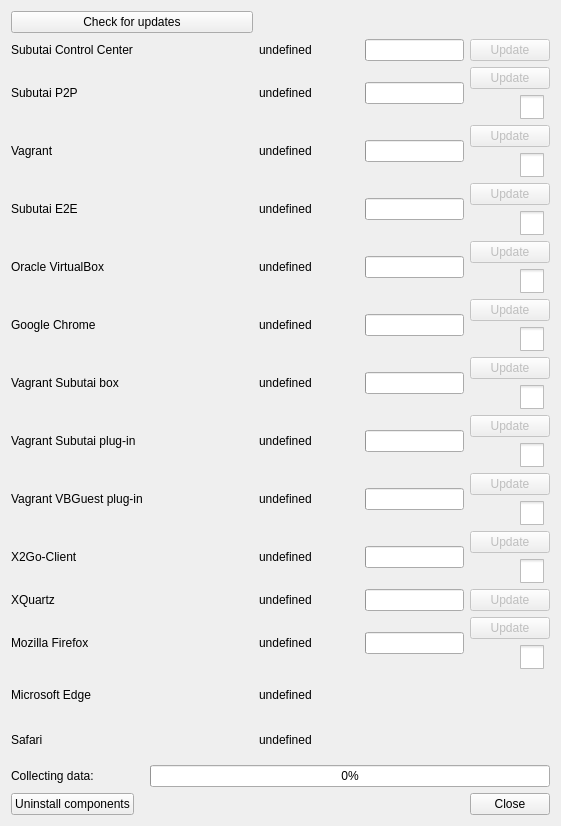
Old version of the form hub/forms/DlgAbout.ui in the repository subutai-io/control-center.
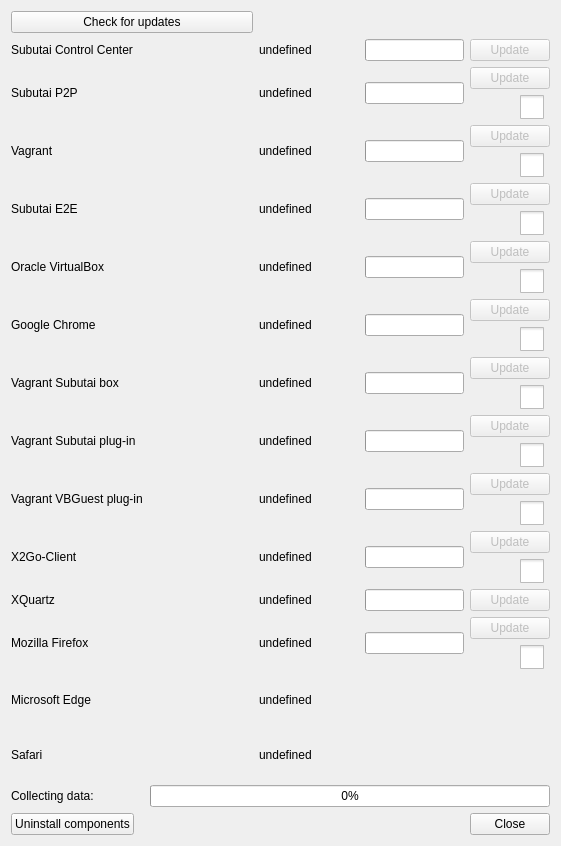
New version of the form. Icons and pictures are not drawn.

The edit to the form file:
```diff
--- a/hub/forms/DlgAbout.ui
+++ b/hub/forms/DlgAbout.ui
@@ -7,7 +7,7 @@
     <x>0</x>
     <y>0</y>
     <width>561</width>
-    <height>826</height>
+    <height>846</height>
    </rect>
   </property>
   <property name="sizePolicy">
@@ -1859,6 +1859,12 @@
         <layout class="QHBoxLayout" name="horizontalLayout_7">
          <item>
           <widget class="QLabel" name="lbl_xquartz_version">
+           <property name="sizePolicy">
+            <sizepolicy hsizetype="Fixed" vsizetype="Preferred">
+             <horstretch>0</horstretch>
+             <verstretch>0</verstretch>
+            </sizepolicy>
+           </property>
            <property name="text">
             <string>XQuartz</string>
            </property>
```
Left out of the diff: 4 changed lines with no effect on the pictures.
